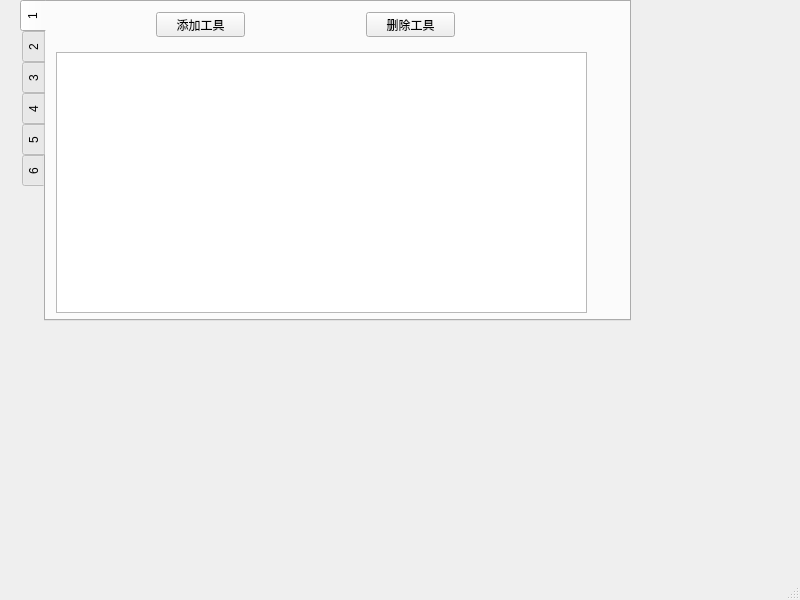
Qt form mainwindow.ui (vince7839/GmsAutoTool) before a commit.
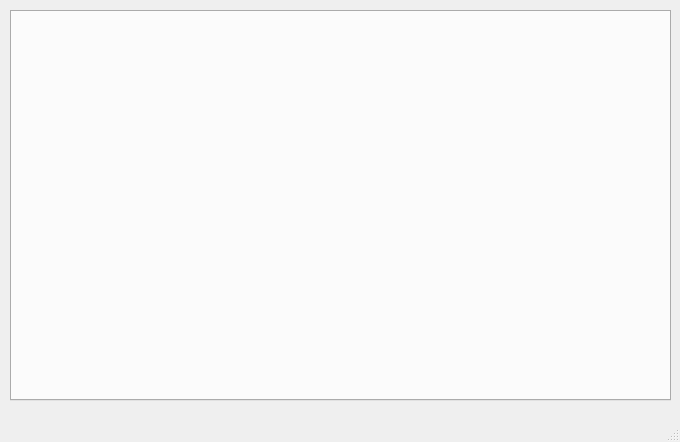
The same form after that commit. The open tabs and pages were chosen to show the change.

```diff
--- a/mainwindow.ui
+++ b/mainwindow.ui
@@ -6,8 +6,8 @@
    <rect>
     <x>0</x>
     <y>0</y>
-    <width>800</width>
-    <height>600</height>
+    <width>680</width>
+    <height>442</height>
    </rect>
   </property>
   <property name="windowTitle">
@@ -17,10 +17,10 @@
    <widget class="QTabWidget" name="tabWidget">
     <property name="geometry">
      <rect>
-      <x>20</x>
-      <y>0</y>
-      <width>611</width>
-      <height>321</height>
+      <x>10</x>
+      <y>10</y>
+      <width>661</width>
+      <height>391</height>
      </rect>
     </property>
     <property name="tabPosition">
@@ -29,85 +29,6 @@
     <property name="currentIndex">
      <number>1</number>
     </property>
-    <widget class="QWidget" name="tab">
-     <attribute name="title">
-      <string>1</string>
-     </attribute>
-     <widget class="QPushButton" name="btn_add_tool">
-      <property name="geometry">
-       <rect>
-        <x>110</x>
-        <y>10</y>
-        <width>89</width>
-        <height>25</height>
-       </rect>
-      </property>
-      <property name="text">
-       <string>添加工具</string>
-      </property>
-     </widget>
-     <widget class="QPushButton" name="btn_del_tool">
-      <property name="geometry">
-       <rect>
-        <x>320</x>
-        <y>10</y>
-        <width>89</width>
-        <height>25</height>
-       </rect>
-      </property>
-      <property name="text">
-       <string>删除工具</string>
-      </property>
-     </widget>
-     <widget class="QTableWidget" name="tool_table_widget">
-      <property name="geometry">
-       <rect>
-        <x>10</x>
-        <y>50</y>
-        <width>531</width>
-        <height>261</height>
-       </rect>
-      </property>
-     </widget>
-    </widget>
-    <widget class="QWidget" name="tab_2">
-     <attribute name="title">
-      <string>2</string>
-     </attribute>
-     <widget class="QPushButton" name="btn_new_test">
-      <property name="geometry">
-       <rect>
-        <x>330</x>
-        <y>30</y>
-        <width>89</width>
-        <height>25</height>
-       </rect>
-      </property>
-      <property name="text">
-       <string>新建测试</string>
-      </property>
-     </widget>
-    </widget>
-    <widget class="QWidget" name="tab_3">
-     <attribute name="title">
-      <string>3</string>
-     </attribute>
-    </widget>
-    <widget class="QWidget" name="tab_4">
-     <attribute name="title">
-      <string>4</string>
-     </attribute>
-    </widget>
-    <widget class="QWidget" name="tab_5">
-     <attribute name="title">
-      <string>5</string>
-     </attribute>
-    </widget>
-    <widget class="QWidget" name="tab_6">
-     <attribute name="title">
-      <string>6</string>
-     </attribute>
-    </widget>
    </widget>
   </widget>
   <widget class="QMenuBar" name="menubar">
```
Left out of the diff: 6 changed lines with no effect on the pictures.
